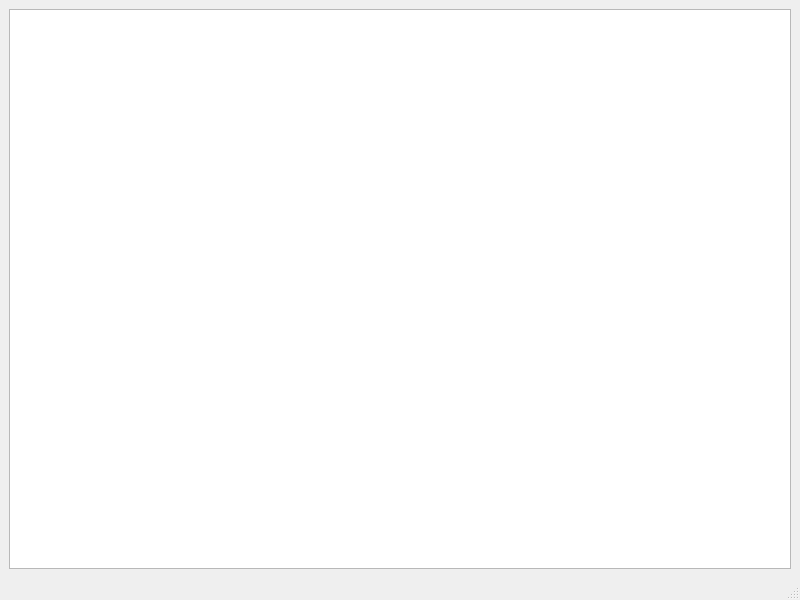
The window that mainwindow.ui (javierjose1224/Proyecto_final) describes before a commit, drawn with Qt 5.
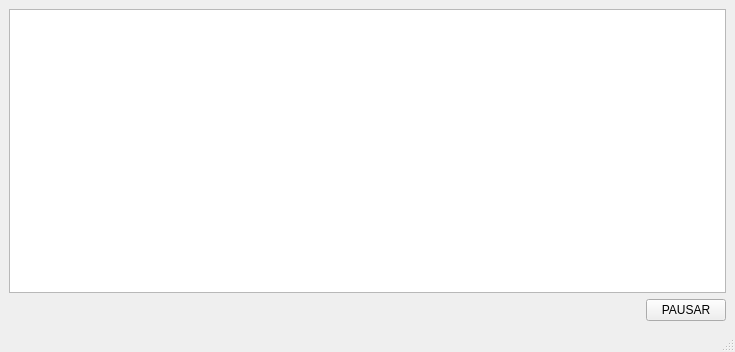
The same window after the commit.

Commit message: Pausa del juego

```diff
--- a/mainwindow.ui
+++ b/mainwindow.ui
@@ -6,8 +6,8 @@
    <rect>
     <x>0</x>
     <y>0</y>
-    <width>800</width>
-    <height>600</height>
+    <width>735</width>
+    <height>352</height>
    </rect>
   </property>
   <property name="windowTitle">
@@ -18,6 +18,13 @@
     <item row="0" column="0">
      <widget class="QGraphicsView" name="graphicsView"/>
     </item>
+    <item row="1" column="0" alignment="Qt::AlignRight">
+     <widget class="QPushButton" name="pushButton">
+      <property name="text">
+       <string>PAUSAR</string>
+      </property>
+     </widget>
+    </item>
    </layout>
   </widget>
   <widget class="QMenuBar" name="menubar">
```
Left out of the diff: 2 changed lines with no effect on the pictures. The commit also changes 2 other files.
